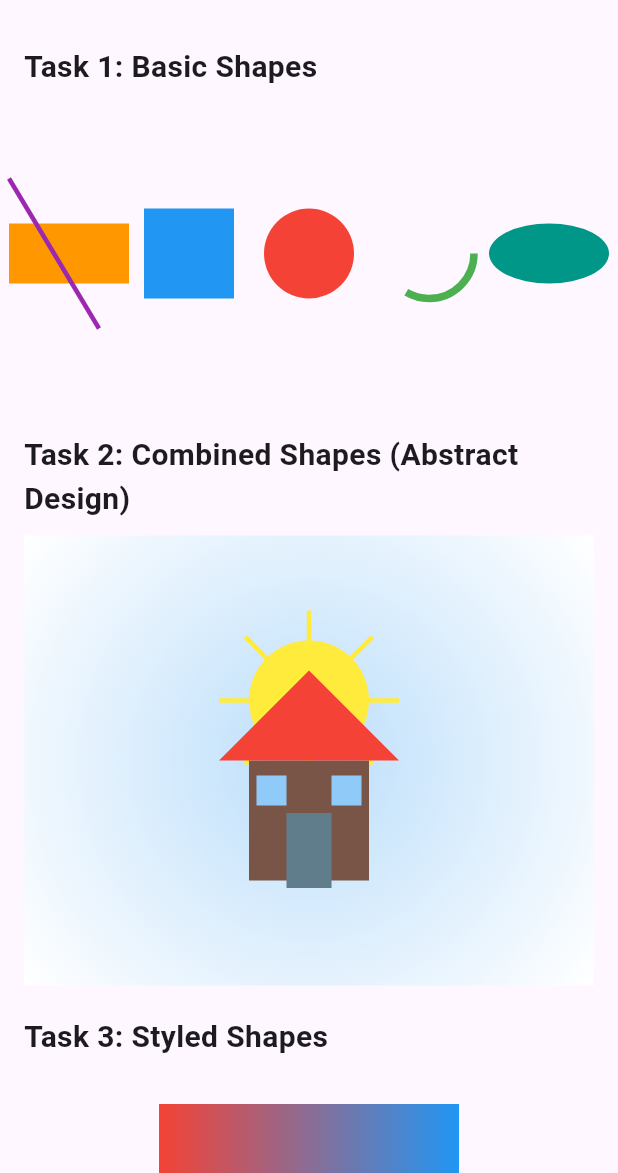
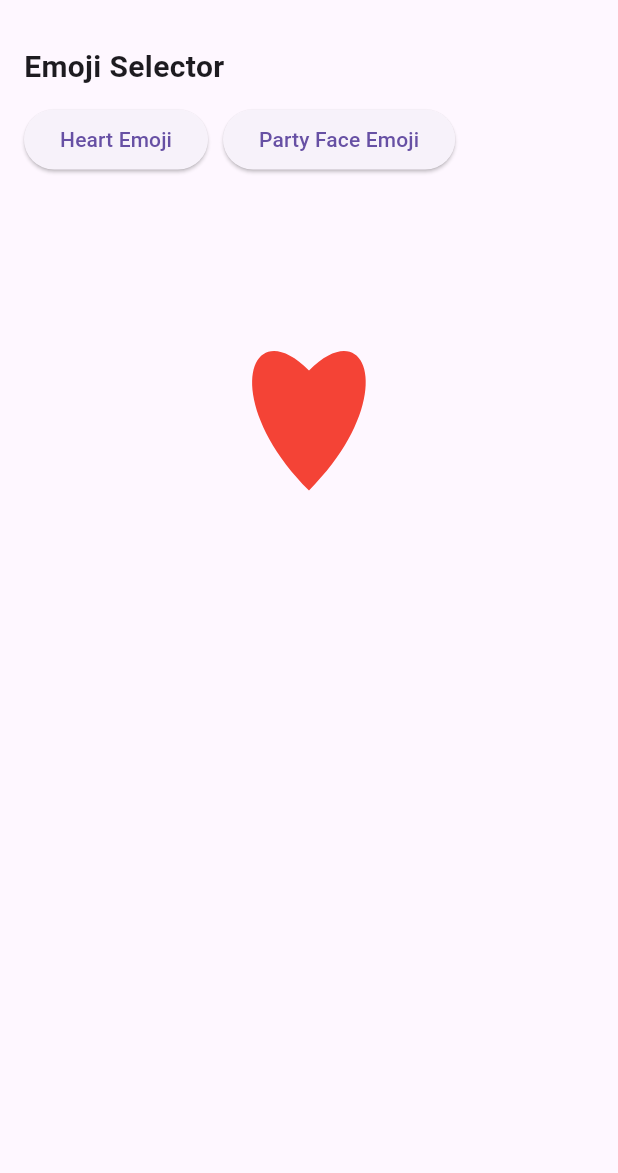
Before and after one commit to NickJohnson06/emojidrawing, a Flutter app: the screen it shows after launch, on a phone screen of 412 x 824 dp, the part 63-1236 px from its top. Run offline on Flutter 3.47's test engine with Material 3 defaults, Android fonts, the light colour scheme and no system bars.

Commit message:
Added buttons for different emojis

```diff
--- a/lib/main.dart
+++ b/lib/main.dart
@@ -20,8 +20,15 @@
   }
 }
 
-class ShapesDemoScreen extends StatelessWidget {
+class ShapesDemoScreen extends StatefulWidget {
   const ShapesDemoScreen({super.key});
+
+  @override
+  State<ShapesDemoScreen> createState() => _ShapesDemoScreenState();
+}
+
+class _ShapesDemoScreenState extends State<ShapesDemoScreen> {
+  String selectedEmoji = 'heart';
 
   @override
   Widget build(BuildContext context) {
@@ -35,40 +42,38 @@
           crossAxisAlignment: CrossAxisAlignment.start,
           children: [
             const Text(
-              'Task 1: Basic Shapes',
+              'Emoji Selector',
               style: TextStyle(fontSize: 20, fontWeight: FontWeight.bold),
             ),
             const SizedBox(height: 10),
-            SizedBox(
-              height: 200,
-              child: CustomPaint(
-                painter: BasicShapesPainter(),
-                size: const Size(double.infinity, 200),
-              ),
+            Row(
+              children: [
+                ElevatedButton(
+                  onPressed: () {
+                    setState(() {
+                      selectedEmoji = 'heart';
+                    });
+                  },
+                  child: const Text('Heart Emoji'),
+                ),
+                const SizedBox(width: 10),
+                ElevatedButton(
+                  onPressed: () {
+                    setState(() {
+                      selectedEmoji = 'party';
+                    });
+                  },
+                  child: const Text('Party Face Emoji'),
+                ),
+              ],
             ),
             const SizedBox(height: 20),
-            const Text(
-              'Task 2: Combined Shapes (Abstract Design)',
-              style: TextStyle(fontSize: 20, fontWeight: FontWeight.bold),
-            ),
-            const SizedBox(height: 10),
             SizedBox(
               height: 300,
               child: CustomPaint(
-                painter: CombinedShapesPainter(),
-                size: const Size(double.infinity, 300),
-              ),
-            ),
-            const SizedBox(height: 20),
-            const Text(
-              'Task 3: Styled Shapes',
-              style: TextStyle(fontSize: 20, fontWeight: FontWeight.bold),
-            ),
-            const SizedBox(height: 10),
-            SizedBox(
-              height: 300,
-              child: CustomPaint(
-                painter: StyledShapesPainter(),
+                painter: selectedEmoji == 'heart'
+                    ? HeartPainter()
+                    : PartyFacePainter(),
                 size: const Size(double.infinity, 300),
               ),
             ),
@@ -323,3 +328,89 @@
     return false;
   }
 }
+
+class HeartPainter extends CustomPainter {
+  @override
+  void paint(Canvas canvas, Size size) {
+    final paint = Paint()
+      ..color = Colors.red
+      ..style = PaintingStyle.fill;
+
+    final path = Path();
+    final centerX = size.width / 2;
+    final centerY = size.height / 2;
+
+    // Heart path (two lobes meeting at a point)
+    path.moveTo(centerX, centerY + 40);
+    path.cubicTo(
+      centerX - 60, centerY - 20,
+      centerX - 40, centerY - 80,
+      centerX,       centerY - 40,
+    );
+    path.cubicTo(
+      centerX + 40, centerY - 80,
+      centerX + 60, centerY - 20,
+      centerX,       centerY + 40,
+    );
+
+    canvas.drawPath(path, paint);
+  }
+
+  @override
+  bool shouldRepaint(covariant CustomPainter oldDelegate) => false;
+}
+
+class PartyFacePainter extends CustomPainter {
+  @override
+  void paint(Canvas canvas, Size size) {
+    final centerX = size.width / 2;
+    final centerY = size.height / 2;
+
+    // Face
+    final facePaint = Paint()
+      ..color = Colors.yellow
+      ..style = PaintingStyle.fill;
+    canvas.drawCircle(Offset(centerX, centerY), 80, facePaint);
+
+    // Eyes
+    final eyePaint = Paint()..color = Colors.black;
+    canvas.drawCircle(Offset(centerX - 26, centerY - 20), 9, eyePaint);
+    canvas.drawCircle(Offset(centerX + 26, centerY - 20), 9, eyePaint);
+
+    // Smile (arc)
+    final smilePaint = Paint()
+      ..color = Colors.black
+      ..style = PaintingStyle.stroke
+      ..strokeWidth = 5;
+    canvas.drawArc(
+      Rect.fromCenter(center: Offset(centerX, centerY + 10), width: 90, height: 60),
+      0,          // start angle (radians)
+      3.14159,    // pi radians
+      false,
+      smilePaint,
+    );
+
+    // Party Hat (triangle)
+    final hatPaint = Paint()..color = Colors.blue;
+    final hatPath = Path()
+      ..moveTo(centerX - 36, centerY - 70)
+      ..lineTo(centerX + 36, centerY - 70)
+      ..lineTo(centerX,       centerY - 130)
+      ..close();
+    canvas.drawPath(hatPath, hatPaint);
+
+    // Confetti (simple dots)
+    final confetti1 = Paint()..color = Colors.red;
+    final confetti2 = Paint()..color = Colors.green;
+    final confetti3 = Paint()..color = Colors.purple;
+
+    canvas.drawCircle(Offset(centerX - 60, centerY - 60), 5, confetti1);
+    canvas.drawCircle(Offset(centerX + 58, centerY - 44), 5, confetti2);
+    canvas.drawCircle(Offset(centerX,      centerY - 100), 5, confetti3);
+    canvas.drawCircle(Offset(centerX + 30, centerY - 85), 4, confetti1);
+    canvas.drawCircle(Offset(centerX - 25, centerY - 95), 4, confetti2);
+  }
+
+  @override
+  bool shouldRepaint(covariant CustomPainter oldDelegate) => false;
+}
```
Also changed, not shown: 18 other files.
